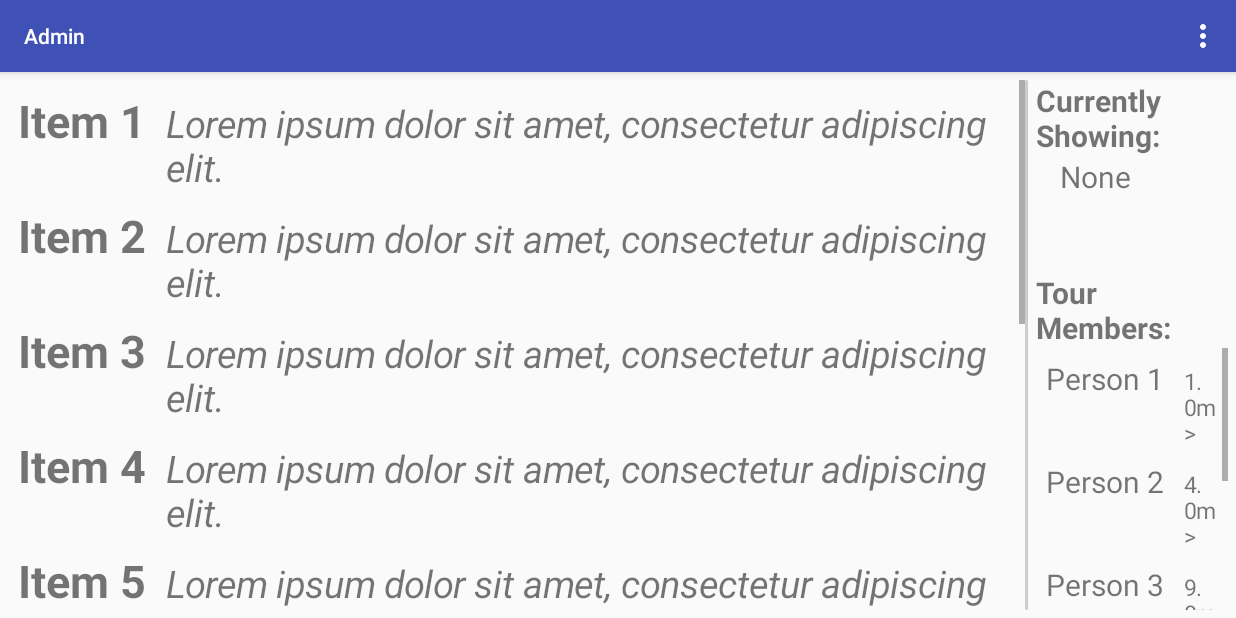
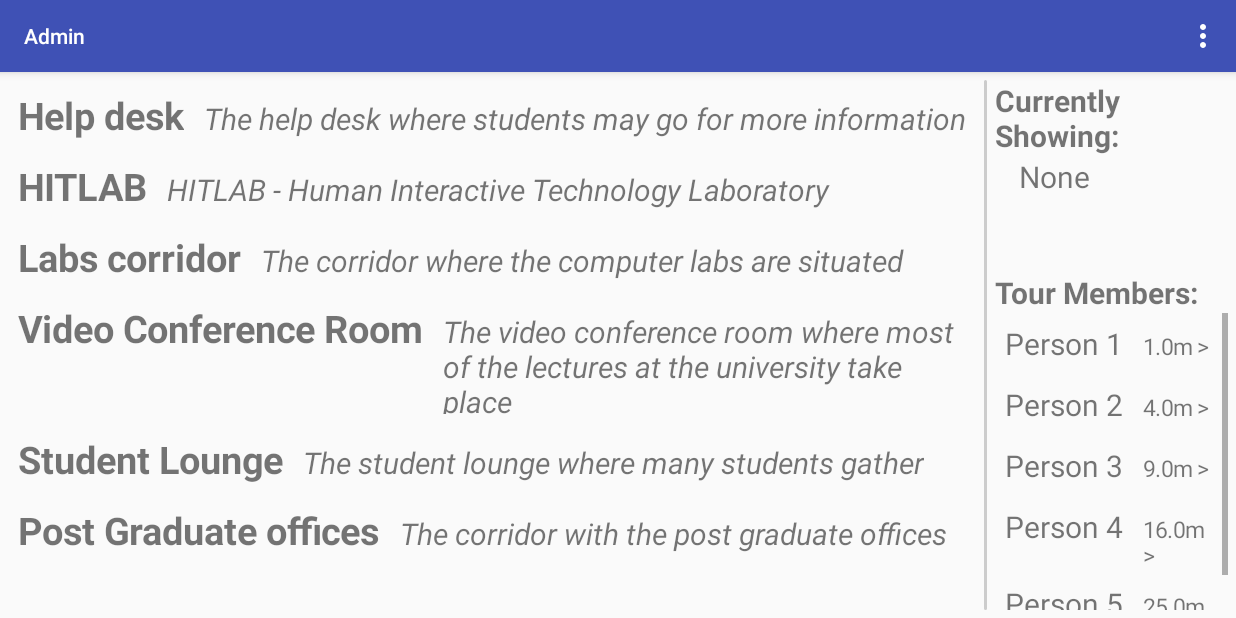
Before and after one commit to tjcdavy/HCIPrototypes, an Android app: the AdminTristan screen opened directly, with no data from a screen before it, on a phone screen of 824 x 412 dp (held sideways). Run offline under Robolectric (Android 15) with nearby library versions, the phone set to English and light mode, and no system bars.

Commit message:
Changed some more information regarding selections

```diff
--- a/app/src/main/java/com/example/tristan/hciprototypes/AdminTristan.java
+++ b/app/src/main/java/com/example/tristan/hciprototypes/AdminTristan.java
@@ -27,22 +27,25 @@ public class AdminTristan extends BaseAppActivity{
         LinearLayout toInsert = new LinearLayout(this);
         toInsert.setOrientation(LinearLayout.VERTICAL);
 
-        for(int i = 1; i <= 10; i++){
+        String[] names = getResources().getStringArray(R.array.names);
+        String[] desc = getResources().getStringArray(R.array.small_desc);
+
+        for(int i = 0; i < names.length; i++){
 
             LinearLayout layout = new LinearLayout(this);
             layout.setOrientation(LinearLayout.HORIZONTAL);
             layout.setPadding(10,10,10,10);
 
             final TextView textView = new TextView(this);
-            textView.setText("Item " + i);
+            textView.setText(names[i]);
             textView.setTypeface(null, Typeface.BOLD);
-            textView.setTextSize(30);
+            textView.setTextSize(25);
             textView.setPadding(0,0,20,0);
 
             TextView textView1 = new TextView(this);
-            textView1.setText("Lorem ipsum dolor sit amet, consectetur adipiscing elit.");
+            textView1.setText(desc[i]);
             textView1.setTypeface(null, Typeface.ITALIC);
-            textView1.setTextSize(25);
+            textView1.setTextSize(20);
 
             layout.addView(textView);
             layout.addView(textView1);
--- a/app/src/main/res/layout/admin_john.xml
+++ b/app/src/main/res/layout/admin_john.xml
@@ -41,6 +41,7 @@
                 <TextView
                     android:layout_width="match_parent"
                     android:layout_height="wrap_content"
+                    android:id="@+id/ja_info_title"
                     android:text="@string/heading"
                     android:paddingBottom="20dp"
                     android:textStyle="bold"
@@ -50,6 +51,7 @@
                 <TextView
                     android:layout_width="match_parent"
                     android:layout_height="wrap_content"
+                    android:id="@+id/ja_info_text"
                     android:textSize="@dimen/standard_text"
                     android:text="@string/item_desc"/>
 
--- a/app/src/main/res/layout/admin_tristan.xml
+++ b/app/src/main/res/layout/admin_tristan.xml
@@ -6,11 +6,11 @@
     android:weightSum="10">
 
     <ScrollView
-        android:layout_width="wrap_content"
+        android:layout_width="match_parent"
         android:layout_height="match_parent"
         android:id="@+id/ta_item_list"
         android:orientation="vertical"
-        android:layout_weight="5">
+        android:layout_weight="2">
 
 
     </ScrollView>
@@ -23,9 +23,9 @@
     </LinearLayout>
 
     <LinearLayout
-        android:layout_width="wrap_content"
+        android:layout_width="match_parent"
         android:layout_height="match_parent"
-        android:layout_weight="5"
+        android:layout_weight="8"
         android:paddingLeft="5dp"
         android:orientation="vertical">
 
--- a/app/src/main/res/values/styles.xml
+++ b/app/src/main/res/values/styles.xml
@@ -8,4 +8,8 @@
         <item name="colorAccent">@color/colorAccent</item>
     </style>
 
+    <style name="ButtonTheme" parent="Widget.AppCompat.Button.Borderless.Colored">
+        <item name="android:textAllCaps">true</item>
+    </style>
+
 </resources>
```
Also changed, not shown: app/src/main/java/com/example/tristan/hciprototypes/AdminJohn.java (+19 -4 lines), app/src/main/java/com/example/tristan/hciprototypes/ItemInfo.java (+10 -0 lines), app/src/main/res/layout/item_info.xml (+16 -1 lines).
